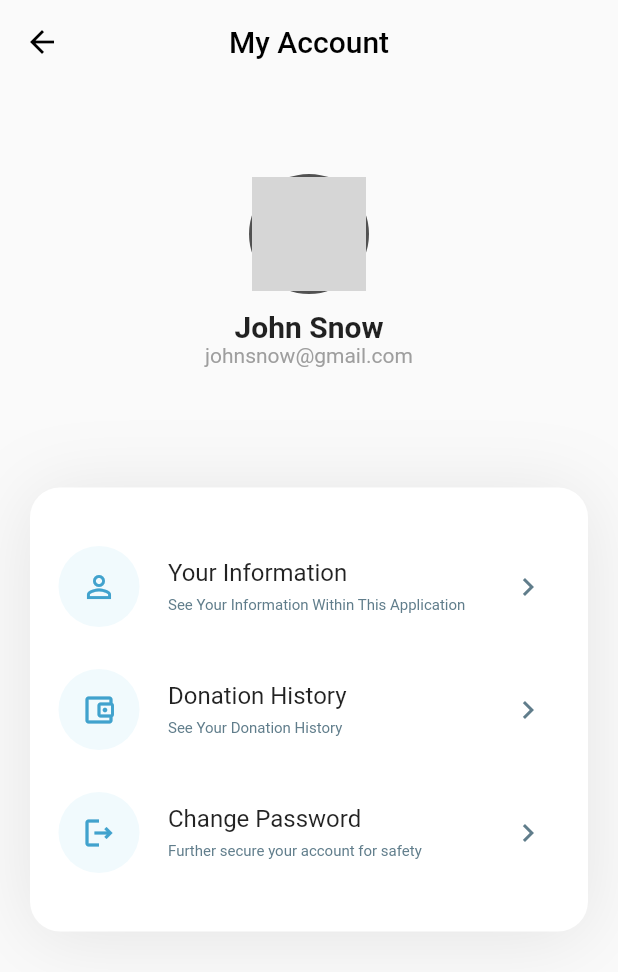
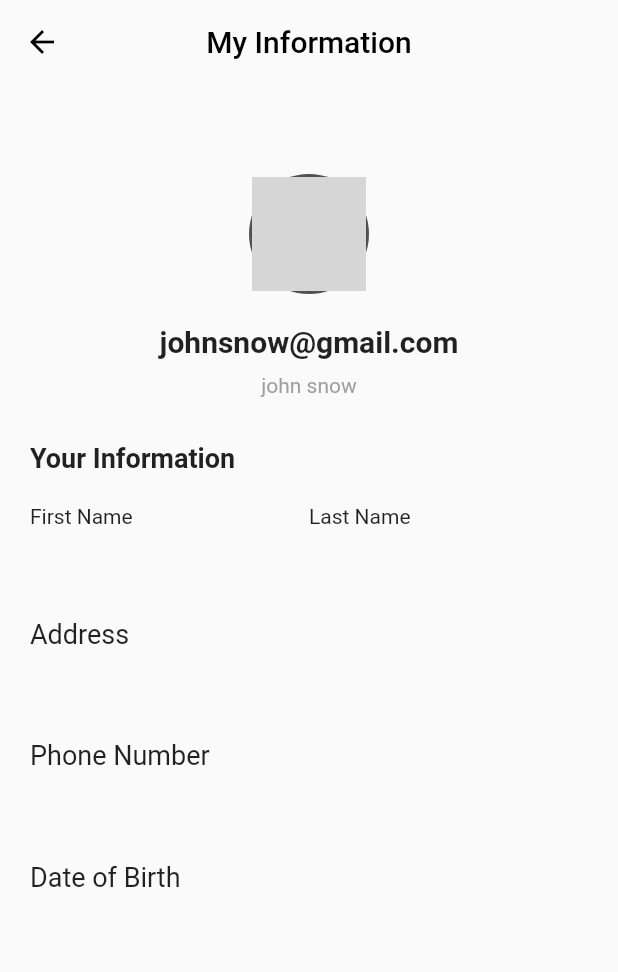
Before and after one commit to diwasneupane/frontend_FeedTheNeed_flutter, a Flutter app: the MyAccount screen opened by its route, after a tap on "Your Information", on a phone screen of 412 x 824 dp. Shown: the top 972 px of the screen. Run offline on Flutter 3.47's test engine with Material 2 defaults, Android fonts, the phone set to English and light mode, and no system bars; our stand-ins replace bottom_navy_bar; network calls fail; grey boxes are pictures that could not be loaded.

Commit message:
Information part completed

```diff
--- a/lib/main.dart
+++ b/lib/main.dart
@@ -6,6 +6,7 @@ import 'package:feedtheneed/screens/navigation.dart';
 import 'package:feedtheneed/screens/profile.dart';
 import 'package:feedtheneed/screens/register.dart';
 import 'package:feedtheneed/screens/update_profile.dart';
+import 'package:feedtheneed/screens/information.dart';
 import 'package:flutter/material.dart';
 
 void main() {
@@ -23,6 +24,7 @@ void main() {
         '/update': (context) => const Update(),
         '/account': (context) => const MyAccount(),
         '/helpandsupport': (context) => const Helpandsupport(),
+        '/information': (context) => const Information(),
       },
     ),
   );
--- /dev/null
+++ b/lib/screens/information.dart
@@ -0,0 +1,131 @@
+import 'package:flutter/material.dart';
+
+class Information extends StatefulWidget {
+  const Information({Key? key}) : super(key: key);
+
+  @override
+  State<Information> createState() => _InformationState();
+}
+
+class _InformationState extends State<Information> {
+  @override
+  Widget build(BuildContext context) {
+    return Scaffold(
+      appBar: AppBar(
+        centerTitle: true,
+        leading: IconButton(
+          onPressed: () {
+            Navigator.pop(context);
+          },
+          icon: const Icon(
+            Icons.arrow_back,
+            color: Colors.black,
+          ),
+        ),
+        title: const Text(
+          "My Information",
+          style: TextStyle(color: Colors.black),
+        ),
+        backgroundColor: Colors.transparent,
+        elevation: 0.0,
+      ),
+      body: SingleChildScrollView(
+        child: Column(
+          children: [
+            const SizedBox(height: 60),
+            Center(
+              child: Column(
+                children: const [
+                  CircleAvatar(
+                    radius: 40,
+                    backgroundColor: Color.fromARGB(255, 81, 81, 81),
+                    child: CircleAvatar(
+                      radius: 38,
+                      backgroundImage: NetworkImage(
+                          'https://static01.nyt.com/images/2022/09/16/arts/16CAMERON1/16CAMERON1-videoSixteenByNine3000.jpg'),
+                    ),
+                  ),
+                  SizedBox(height: 20),
+                  Text(
+                    'johnsnow@gmail.com',
+                    style: TextStyle(
+                      fontWeight: FontWeight.bold,
+                      fontSize: 20,
+                    ),
+                  ),
+                  SizedBox(
+                    height: 10,
+                  ),
+                  Text(
+                    'john snow',
+                    style: TextStyle(color: Colors.grey),
+                  ),
+                  SizedBox(height: 10),
+                ],
+              ),
+            ),
+            Padding(
+              padding: const EdgeInsets.all(20.0),
+              child: Container(
+                // alignment: Alignment.centerLeft,
+                child: Column(
+                  // mainAxisAlignment: MainAxisAlignment.start,
+                  crossAxisAlignment: CrossAxisAlignment.start,
+                  children: [
+                    const Text(
+                      "Your Information",
+                      style: TextStyle(
+                        fontSize: 18,
+                        fontWeight: FontWeight.bold,
+                      ),
+                    ),
+                    const SizedBox(
+                      height: 20,
+                    ),
+                    Row(
+                        mainAxisAlignment: MainAxisAlignment.spaceEvenly,
+                        children: const [
+                          Expanded(
+                            child: Text('First Name'),
+                          ),
+                          Expanded(
+                            child: Text('Last Name'),
+                          ),
+                        ]),
+                    const SizedBox(
+                      height: 60,
+                    ),
+                    const Text(
+                      "Address",
+                      style: TextStyle(
+                        fontSize: 18,
+                      ),
+                    ),
+                    const SizedBox(
+                      height: 60,
+                    ),
+                    const Text(
+                      "Phone Number",
+                      style: TextStyle(
+                        fontSize: 18,
+                      ),
+                    ),
+                    const SizedBox(
+                      height: 60,
+                    ),
+                    const Text(
+                      "Date of Birth",
+                      style: TextStyle(
+                        fontSize: 18,
+                      ),
+                    ),
+                  ],
+                ),
+              ),
+            ),
+          ],
+        ),
+      ),
+    );
+  }
+}
--- a/lib/screens/myaccount.dart
+++ b/lib/screens/myaccount.dart
@@ -1,3 +1,4 @@
+import 'package:feedtheneed/screens/information.dart';
 import 'package:feedtheneed/screens/login.dart';
 import 'package:flutter/material.dart';
 
@@ -86,7 +87,14 @@ class _MyAccountState extends State<MyAccount> {
                         height: 30,
                       ),
                       InkWell(
-                        onTap: () {},
+                        onTap: () {
+                          Navigator.push(
+                            context,
+                            MaterialPageRoute(
+                              builder: (context) => const Information(),
+                            ),
+                          );
+                        },
                         child: ListTile(
                           leading: const CircleAvatar(
                             radius: 30,
```
